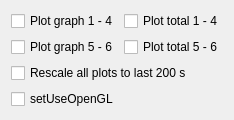
First picture: the form in plotter.ui, repository goodvin360/pivn_app, before the edit.
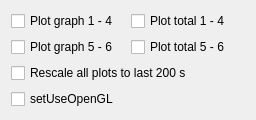
Second picture: the form after the edit.

Diff of the .ui file:
```diff
--- a/plotter.ui
+++ b/plotter.ui
@@ -6,8 +6,8 @@
    <rect>
     <x>0</x>
     <y>0</y>
-    <width>212</width>
-    <height>104</height>
+    <width>256</width>
+    <height>110</height>
    </rect>
   </property>
   <property name="windowTitle">
```
Left out of the diff: 2 changed lines with no effect on the pictures.
